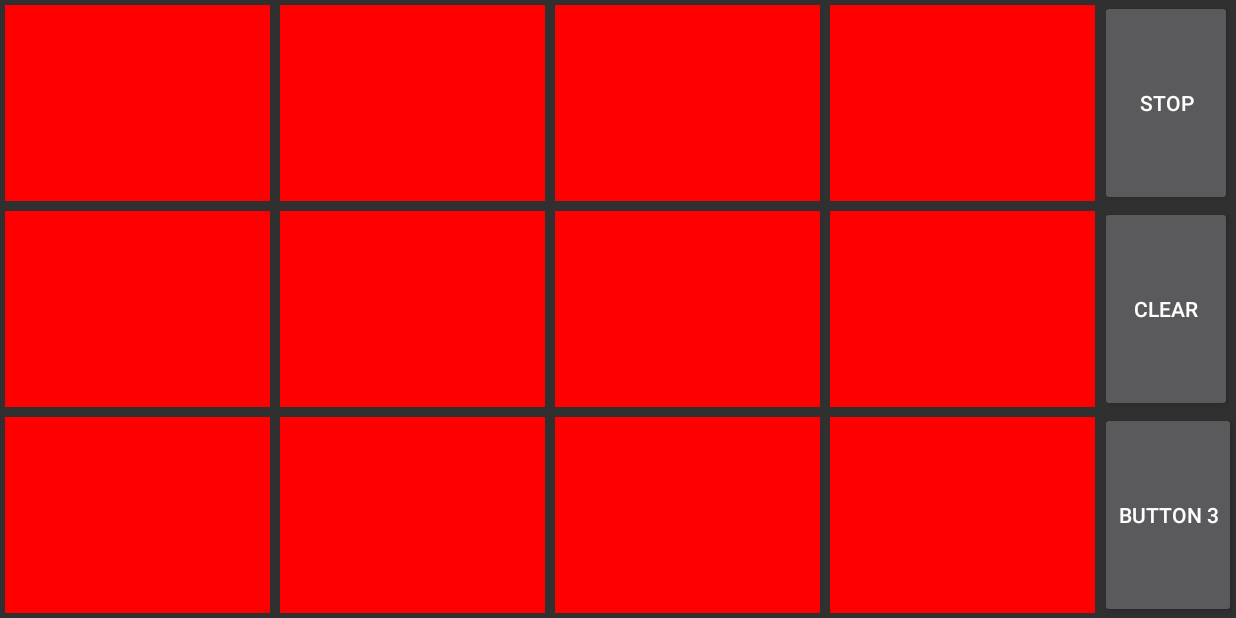
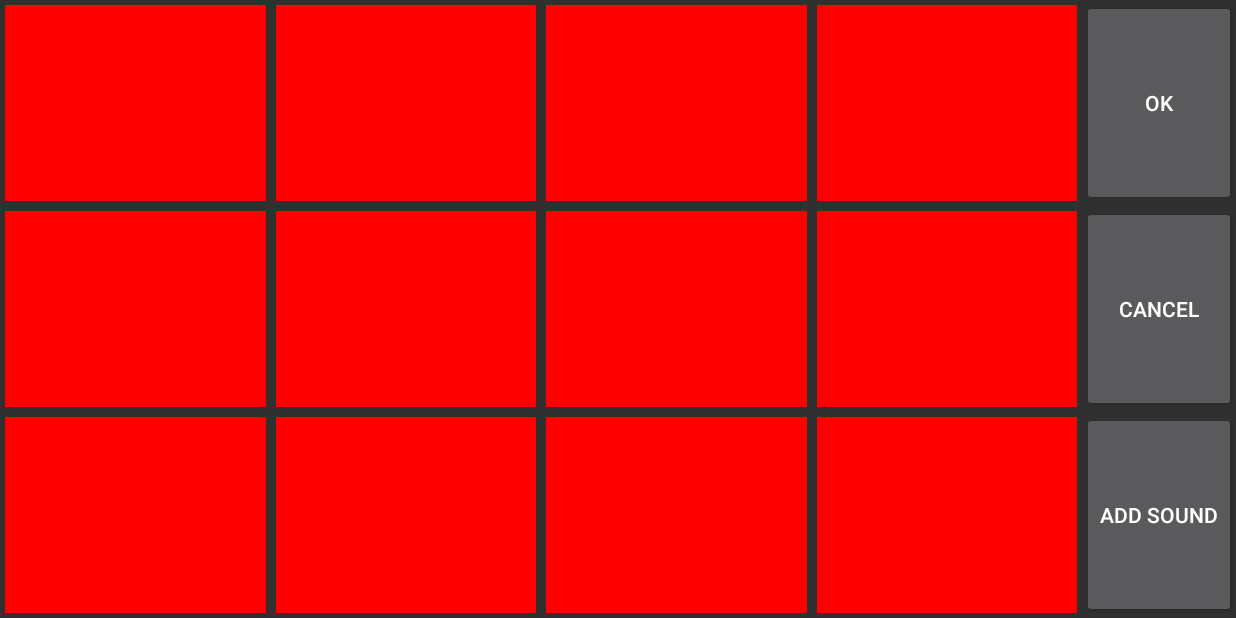
Before and after one commit to lindalevanen/KotlinSoundboard, an Android app: the screen it shows after launch (MainActivity), after a tap on "REC", on a phone screen of 824 x 412 dp (held sideways). Run offline under Robolectric (Android 15) with nearby library versions, the phone set to English and light mode, and no system bars; pictures from the network do not load.

Commit message:
sound seq recording finished

```diff
--- a/app/src/main/java/com/beats/epic/epicsoundboard/MainActivity.kt
+++ b/app/src/main/java/com/beats/epic/epicsoundboard/MainActivity.kt
@@ -1,16 +1,20 @@
 package com.beats.epic.epicsoundboard
 
 import android.graphics.Color
+import android.media.AudioManager
 import android.os.Bundle
 import android.support.v7.app.AppCompatActivity
 import android.view.MotionEvent
+import android.view.View
 import kotlinx.android.synthetic.main.activity_main.*
+
+
 
 class MainActivity : AppCompatActivity() {
 
     private var recording = false
     private var startTime: Long = 0
-    private  var recordedSounds: HashMap<Long, Int> = HashMap()
+    private var recordedSounds: HashMap<Long, Int> = HashMap()
 
     lateinit private var mSoundPlayer: SoundPlayer
     lateinit var mRecordPlayer: RecordPlayer
@@ -18,6 +22,7 @@ class MainActivity : AppCompatActivity() {
     override fun onCreate(savedInstanceState: Bundle?) {
         super.onCreate(savedInstanceState)
         setContentView(R.layout.activity_main)
+        setVolumeControlStream(AudioManager.STREAM_MUSIC);
 
         initPlayers()
         initActionButtons()
@@ -32,32 +37,74 @@ class MainActivity : AppCompatActivity() {
 
     private fun initActionButtons() {
         recButton.setOnClickListener {
-            if (recording) {
-                recButton.text = getString(R.string.rec_button_start)
-                stopRecording()
-            } else {
-                recButton.text = getString(R.string.rec_button_stop)
-                startRecording()
+            recButton.visibility = View.GONE
+            okButton.visibility = View.VISIBLE
+            cancelButton.visibility = View.VISIBLE
+            clearButton.visibility = View.GONE
+            playButton.visibility = View.GONE
+            stopButton.visibility = View.GONE
+            startRecording()
+        }
+        cancelButton.setOnClickListener {
+            recButton.visibility = View.VISIBLE
+            okButton.visibility = View.GONE
+            cancelButton.visibility = View.GONE
+            if(mRecordPlayer.getSoundGroups().size > 0) {
+                stopButton.visibility = View.VISIBLE
+                clearButton.visibility = View.VISIBLE
             }
+            cancelRecording()
+        }
+        okButton.setOnClickListener {
+            recButton.visibility = View.VISIBLE
+            okButton.visibility = View.GONE
+            cancelButton.visibility = View.GONE
+            stopButton.visibility = View.VISIBLE
+            clearButton.visibility = View.VISIBLE
+            stopRecording()
+        }
+        stopButton.setOnClickListener {
+            stopButton.visibility = View.GONE
+            playButton.visibility = View.VISIBLE
+            mRecordPlayer.stopLoop()
+        }
+        playButton.setOnClickListener {
+            playButton.visibility = View.GONE
+            stopButton.visibility = View.VISIBLE
+            mRecordPlayer.startLoop()
+            mRecordPlayer.playSounds()
         }
         clearButton.setOnClickListener {
-            if(mRecordPlayer.isPlaying()) {
-                mRecordPlayer.stopLoop()
-                clearButton.text = resources.getText(R.string.empty_button)
-            }
+            clearButton.visibility = View.GONE
+            stopButton.visibility = View.GONE
+            playButton.visibility = View.GONE
+            mRecordPlayer.stopLoop()
+            mRecordPlayer.clearSounds()
         }
+    }
+
+    private fun cancelRecording() {
+        recording = false
     }
 
     private fun stopRecording() {
         recording = false
-        mRecordPlayer.init()
-        mRecordPlayer.playSounds(recordedSounds)
+        mRecordPlayer.addSounds(recordedSounds)
+        if(!mRecordPlayer.isPlaying()) {
+            mRecordPlayer.startLoop()
+            mRecordPlayer.playSounds()
+        }
     }
 
     private fun startRecording() {
         recording = true
         recordedSounds = HashMap()
-        startTime = System.currentTimeMillis()
+        val sts = mRecordPlayer.getStartTimeStamp()
+        if(sts != null) {
+            startTime = sts
+        } else {
+            startTime = System.currentTimeMillis()
+        }
         clearButton.text = resources.getText(R.string.clear_button)
     }
 
@@ -76,12 +123,17 @@ class MainActivity : AppCompatActivity() {
                 if(event.action == MotionEvent.ACTION_DOWN) {
                     mSoundPlayer.playSound(v.id, false)
                     if(recording) {
+                        val sts = mRecordPlayer.getStartTimeStamp()
+                        if(sts != null && sts > startTime) {
+                            startTime = sts
+                        }
                         val time = System.currentTimeMillis() - startTime
                         recordedSounds.put(time, v.id)
                     }
                     v.setBackgroundColor(Color.WHITE)
                 } else if(event.action == MotionEvent.ACTION_UP) {
                     v.setBackgroundColor(Color.RED)
+
                 }
                 true
             }
--- a/app/src/main/res/layout/activity_main.xml
+++ b/app/src/main/res/layout/activity_main.xml
@@ -20,20 +20,46 @@
         android:layout_height="match_parent"
         android:orientation="vertical">
         <Button android:id="@+id/recButton"
-            android:layout_width="wrap_content"
+            android:layout_width="match_parent"
             android:layout_height="0dp"
             android:layout_weight="1"
             android:text="@string/rec_button_start"/>
-        <Button android:id="@+id/clearButton"
-            android:layout_width="wrap_content"
+        <Button android:id="@+id/playButton"
+            android:layout_width="match_parent"
             android:layout_height="0dp"
             android:layout_weight="1"
-            android:text="@string/empty_button"/>
-        <Button
-            android:layout_width="wrap_content"
+            android:text="@string/rec_button_play"
+            android:visibility="gone"/>
+        <Button android:id="@+id/stopButton"
+            android:layout_width="match_parent"
             android:layout_height="0dp"
             android:layout_weight="1"
-            android:text="Button 3"/>
+            android:text="@string/rec_button_stop"
+            android:visibility="gone"/>
+        <Button android:id="@+id/okButton"
+            android:layout_width="match_parent"
+            android:layout_height="0dp"
+            android:layout_weight="1"
+            android:text="@string/rec_button_ok"
+            android:visibility="gone"/>
+        <Button android:id="@+id/cancelButton"
+            android:layout_width="match_parent"
+            android:layout_height="0dp"
+            android:layout_weight="1"
+            android:text="@string/rec_button_cancel"
+            android:visibility="gone"/>
+        <Button android:id="@+id/clearButton"
+            android:layout_width="match_parent"
+            android:layout_height="0dp"
+            android:layout_weight="1"
+            android:text="@string/clear_button"
+            android:visibility="gone"/>
+
+        <Button
+            android:layout_width="match_parent"
+            android:layout_height="0dp"
+            android:layout_weight="1"
+            android:text="Add Sound"/>
     </LinearLayout>
 
 </LinearLayout>
--- a/app/src/main/res/values/strings.xml
+++ b/app/src/main/res/values/strings.xml
@@ -4,4 +4,7 @@
     <string name="rec_button_stop">STOP</string>
     <string name="clear_button">CLEAR</string>
     <string name="empty_button" />
+    <string name="rec_button_cancel">CANCEL</string>
+    <string name="rec_button_ok">OK</string>
+    <string name="rec_button_play">PLAY</string>
 </resources>
```
Also changed, not shown: app/src/main/java/com/beats/epic/epicsoundboard/RecordPlayer.kt (+38 -13 lines).
